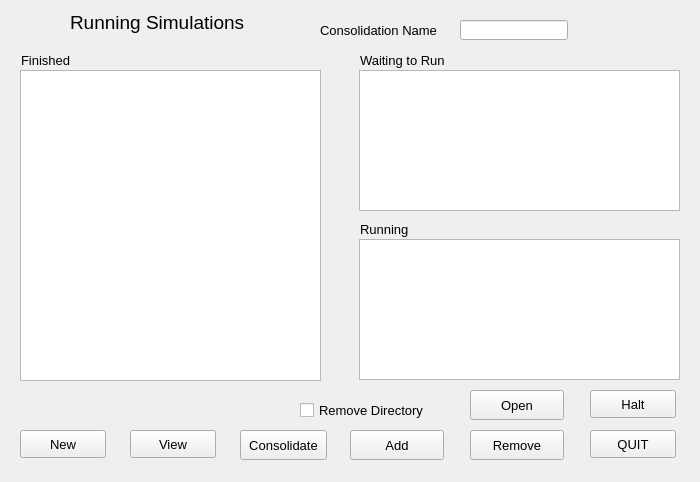
Old version of the form epon_sims/sim_mgr/simmgrform.ui in the repository GsusFreak/scvid.
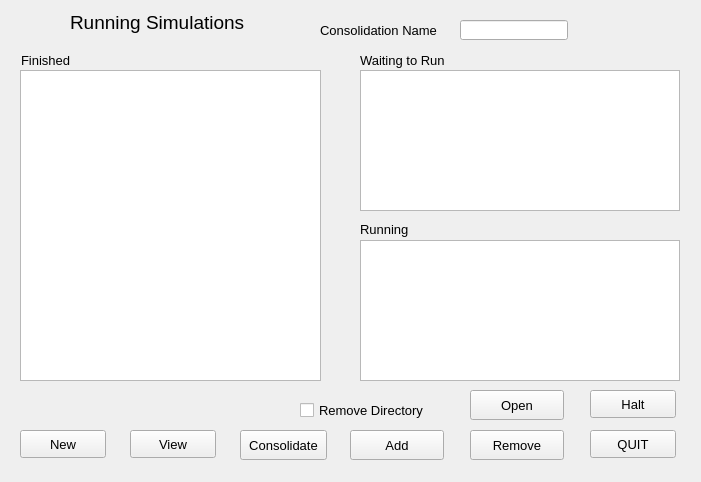
New version of the form.

Commit message: gui still buggy but sort of works - added partial support for new qt4 list boxes

What changed in the file:
```diff
--- a/epon_sims/sim_mgr/simmgrform.ui
+++ b/epon_sims/sim_mgr/simmgrform.ui
@@ -6,7 +6,7 @@
    <rect>
     <x>0</x>
     <y>0</y>
-    <width>700</width>
+    <width>701</width>
     <height>482</height>
    </rect>
   </property>
@@ -306,22 +306,22 @@
     </rect>
    </property>
   </widget>
-  <widget class="QListView" name="notStartedListBox_2">
+  <widget class="QListWidget" name="notStartedListBox">
    <property name="geometry">
     <rect>
-     <x>359</x>
+     <x>360</x>
      <y>70</y>
-     <width>321</width>
+     <width>320</width>
      <height>141</height>
     </rect>
    </property>
   </widget>
-  <widget class="QListView" name="startedListBox_2">
+  <widget class="QListWidget" name="startedListBox_2">
    <property name="geometry">
     <rect>
-     <x>359</x>
-     <y>239</y>
-     <width>321</width>
+     <x>360</x>
+     <y>240</y>
+     <width>320</width>
      <height>141</height>
     </rect>
    </property>
```
Left out of the diff: 2 changed lines with no effect on the pictures. The commit also changes 7 other files.
